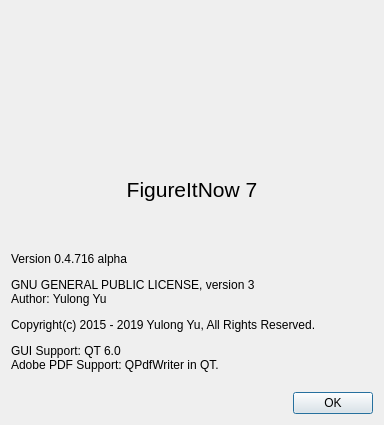
Old version of the form FigureItNow7/finUiAboutDlg.ui in the repository yuylong/FigureItNow.
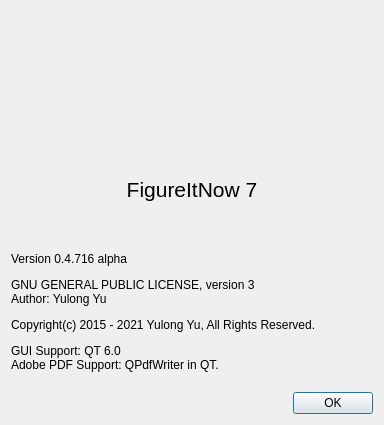
New version of the form. Icons and pictures are not drawn.

Commit message: Add a class to manager the version.

What changed in the file:
```diff
--- a/FigureItNow7/finUiAboutDlg.ui
+++ b/FigureItNow7/finUiAboutDlg.ui
@@ -52,7 +52,7 @@
    <item>
     <widget class="QLabel" name="lblCopyrights">
      <property name="text">
-      <string>&lt;html&gt;&lt;head/&gt;&lt;body&gt;&lt;p&gt;Version 0.4.716 alpha&lt;/p&gt;&lt;p&gt;&lt;span style=&quot; color:#000000;&quot;&gt;GNU GENERAL PUBLIC LICENSE, version 3&lt;/span&gt;&lt;br/&gt;Author: Yulong Yu&lt;/p&gt;&lt;p&gt;Copyright(c) 2015 - 2019 Yulong Yu, All Rights Reserved.&lt;/p&gt;&lt;p&gt;GUI Support: QT 6.0&lt;br/&gt;Adobe PDF Support: QPdfWriter in QT.&lt;br/&gt;&lt;/p&gt;&lt;/body&gt;&lt;/html&gt;</string>
+      <string>&lt;html&gt;&lt;head/&gt;&lt;body&gt;&lt;p&gt;Version 0.4.716 alpha&lt;/p&gt;&lt;p&gt;&lt;span style=&quot; color:#000000;&quot;&gt;GNU GENERAL PUBLIC LICENSE, version 3&lt;/span&gt;&lt;br/&gt;Author: Yulong Yu&lt;/p&gt;&lt;p&gt;Copyright(c) 2015 - 2021 Yulong Yu, All Rights Reserved.&lt;/p&gt;&lt;p&gt;GUI Support: QT 6.0&lt;br/&gt;Adobe PDF Support: QPdfWriter in QT.&lt;br/&gt;&lt;/p&gt;&lt;/body&gt;&lt;/html&gt;</string>
      </property>
      <property name="margin">
       <number>8</number>
```
The commit also changes 3 other files.
